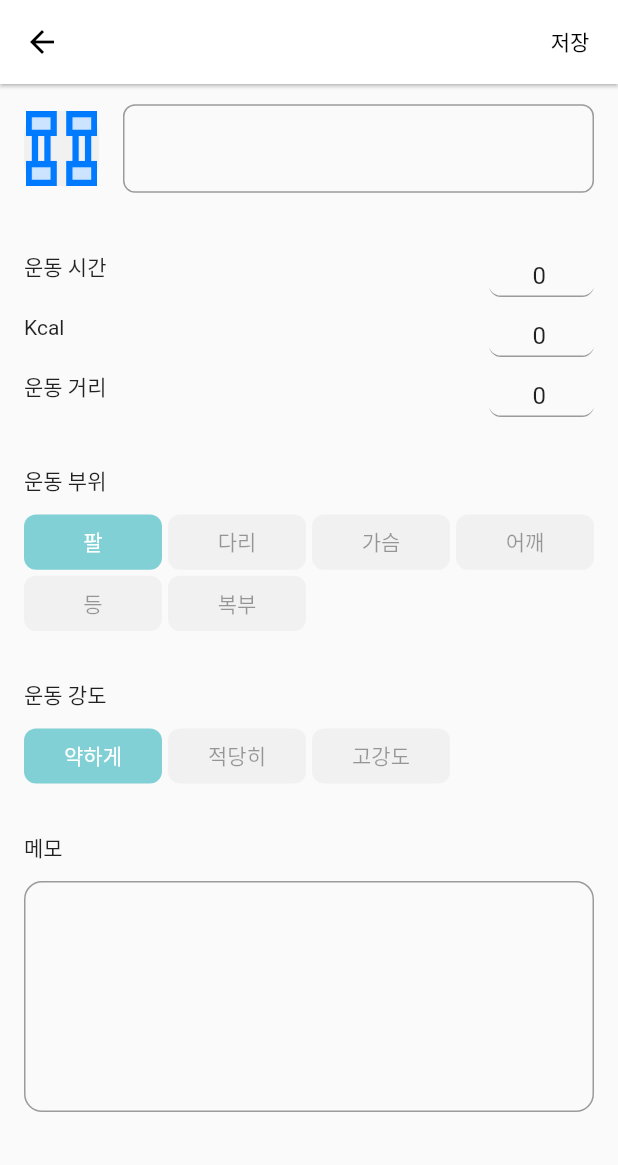
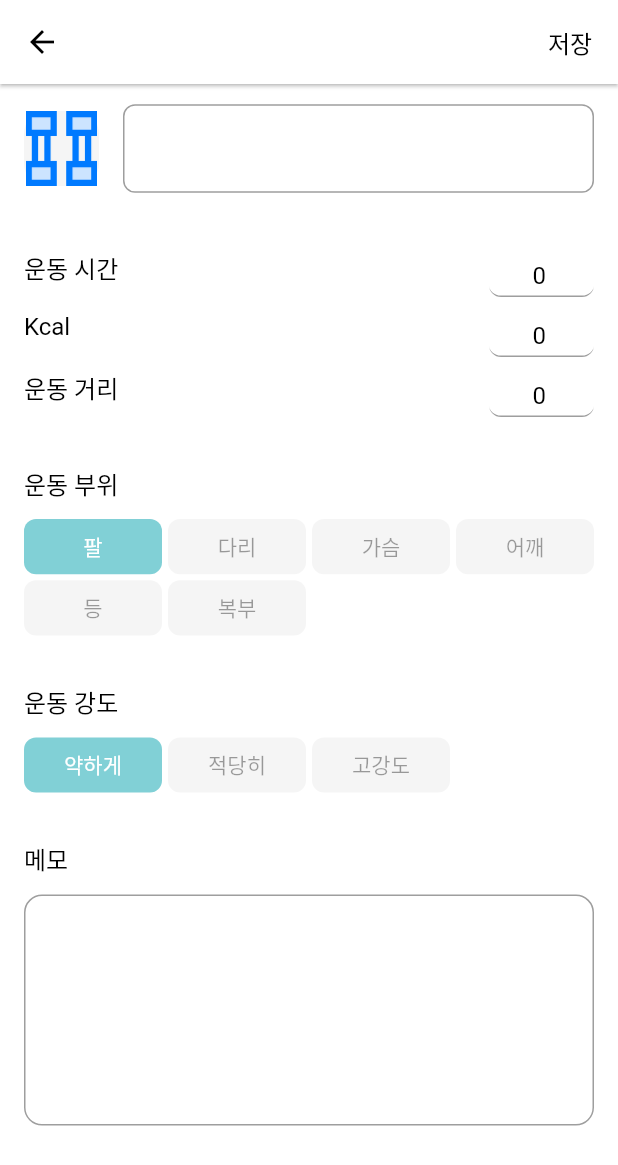
Before and after one commit to GzuPark/health_flutter, a Flutter app: the WorkoutAddPage screen opened directly with empty values, on a phone screen of 412 x 824 dp. Shown: the top 1165 px of the screen. Run offline on Flutter 3.47's test engine with Material 2 defaults, Android fonts, the phone set to English and light mode, and no system bars; our stand-ins replace fl_chart, flutter_local_notifications, sqflite, table_calendar, timezone; missing offline and left inert: multi_image_picker2; accounts and stored records are empty.

Commit message:
Apply predefined styles, test dark mode

```diff
--- a/lib/pages/eyebody.dart
+++ b/lib/pages/eyebody.dart
@@ -42,6 +42,7 @@ class _EyeBodyAddPageState extends State<EyeBodyAddPage> {
           ),
         ],
       ),
+      backgroundColor: bgColor,
       body: Container(
         child: ListView.builder(
           itemCount: 3,
@@ -75,13 +76,14 @@ class _EyeBodyAddPageState extends State<EyeBodyAddPage> {
                 child: Column(
                   crossAxisAlignment: CrossAxisAlignment.start,
                   children: [
-                    const Text('메모'),
+                    Text('메모', style: mTextStyle.apply(color: txtColor)),
                     Container(height: 12),
                     TextField(
                       maxLines: 10,
                       minLines: 10,
                       keyboardType: TextInputType.multiline,
                       controller: memoController,
+                      style: mTextStyle.apply(color: txtColor),
                       decoration: InputDecoration(
                         border: OutlineInputBorder(
                           borderRadius: BorderRadius.circular(12),
--- a/lib/pages/workout.dart
+++ b/lib/pages/workout.dart
@@ -41,7 +41,7 @@ class _WorkoutAddPageState extends State<WorkoutAddPage> {
         elevation: 1.0,
         actions: [
           TextButton(
-            child: Text('저장', style: TextStyle(color: txtColor)),
+            child: Text('저장', style: mTextStyle.apply(color: txtColor)),
             onPressed: () async {
               final db = DatabaseHelper.instance;
               workout.memo = memoController.text;
@@ -55,6 +55,7 @@ class _WorkoutAddPageState extends State<WorkoutAddPage> {
           ),
         ],
       ),
+      backgroundColor: bgColor,
       body: Container(
         child: ListView.builder(
           itemCount: 5,
@@ -84,6 +85,7 @@ class _WorkoutAddPageState extends State<WorkoutAddPage> {
                     Expanded(
                       child: TextField(
                         controller: nameController,
+                        style: mTextStyle.apply(color: txtColor),
                         decoration: InputDecoration(
                           border: OutlineInputBorder(
                             borderSide: BorderSide(color: txtColor, width: 0.5),
@@ -104,7 +106,7 @@ class _WorkoutAddPageState extends State<WorkoutAddPage> {
                     Row(
                       mainAxisAlignment: MainAxisAlignment.spaceBetween,
                       children: [
-                        const Text('운동 시간'),
+                        Text('운동 시간', style: mTextStyle.apply(color: txtColor)),
                         SizedBox(
                           width: 70,
                           height: 40,
@@ -112,6 +114,7 @@ class _WorkoutAddPageState extends State<WorkoutAddPage> {
                             controller: timeController,
                             keyboardType: TextInputType.number,
                             textAlign: TextAlign.center,
+                            style: mTextStyle.apply(color: txtColor),
                             decoration: InputDecoration(
                               border: UnderlineInputBorder(
                                 borderSide: BorderSide(color: txtColor, width: 0.5),
@@ -126,7 +129,7 @@ class _WorkoutAddPageState extends State<WorkoutAddPage> {
                     Row(
                       mainAxisAlignment: MainAxisAlignment.spaceBetween,
                       children: [
-                        const Text('Kcal'),
+                        Text('Kcal', style: mTextStyle.apply(color: txtColor)),
                         SizedBox(
                           width: 70,
                           height: 40,
@@ -134,6 +137,7 @@ class _WorkoutAddPageState extends State<WorkoutAddPage> {
                             controller: kcalController,
                             keyboardType: TextInputType.number,
                             textAlign: TextAlign.center,
+                            style: mTextStyle.apply(color: txtColor),
                             decoration: InputDecoration(
                               border: UnderlineInputBorder(
                                 borderSide: BorderSide(color: txtColor, width: 0.5),
@@ -148,7 +152,7 @@ class _WorkoutAddPageState extends State<WorkoutAddPage> {
                     Row(
                       mainAxisAlignment: MainAxisAlignment.spaceBetween,
                       children: [
-                        const Text('운동 거리'),
+                        Text('운동 거리', style: mTextStyle.apply(color: txtColor)),
                         SizedBox(
                           width: 70,
                           height: 40,
@@ -156,6 +160,7 @@ class _WorkoutAddPageState extends State<WorkoutAddPage> {
                             controller: distController,
                             keyboardType: TextInputType.number,
                             textAlign: TextAlign.center,
+                            style: mTextStyle.apply(color: txtColor),
                             decoration: InputDecoration(
                               border: UnderlineInputBorder(
                                 borderSide: BorderSide(color: txtColor, width: 0.5),
@@ -176,7 +181,7 @@ class _WorkoutAddPageState extends State<WorkoutAddPage> {
                   children: [
                     Row(
                       mainAxisAlignment: MainAxisAlignment.spaceBetween,
-                      children: const [Text('운동 부위')],
+                      children: [Text('운동 부위', style: mTextStyle.apply(color: txtColor))],
                     ),
                     Container(height: 12),
                     GridView.count(
@@ -220,7 +225,7 @@ class _WorkoutAddPageState extends State<WorkoutAddPage> {
                   children: [
                     Row(
                       mainAxisAlignment: MainAxisAlignment.spaceBetween,
-                      children: const [Text('운동 강도')],
+                      children: [Text('운동 강도', style: mTextStyle.apply(color: txtColor))],
                     ),
                     Container(height: 12),
                     GridView.count(
@@ -263,13 +268,14 @@ class _WorkoutAddPageState extends State<WorkoutAddPage> {
                 child: Column(
                   crossAxisAlignment: CrossAxisAlignment.start,
                   children: [
-                    const Text('메모'),
+                    Text('메모', style: mTextStyle.apply(color: txtColor)),
                     Container(height: 12),
                     TextField(
                       maxLines: 6,
                       minLines: 6,
                       keyboardType: TextInputType.multiline,
                       controller: memoController,
+                      style: mTextStyle.apply(color: txtColor),
                       decoration: InputDecoration(
                         border: OutlineInputBorder(
                           borderRadius: BorderRadius.circular(12),
@@ -323,16 +329,17 @@ class MainWorkoutCard extends StatelessWidget {
                     child: Text(
                       '${Utils.makeTwoDigit(workout.time ~/ 60)}:${Utils.makeTwoDigit(workout.time % 60)}',
                       textAlign: TextAlign.end,
+                      style: mTextStyle.apply(color: txtColor),
                     ),
                   ),
                 ],
               ),
               const SizedBox(height: 8),
               Expanded(
-                child: Text(workout.name),
+                child: Text(workout.name, style: mTextStyle.apply(color: txtColor)),
               ),
-              Text(workout.kcal == 0 ? '' : '${workout.kcal} kcal'),
-              Text(workout.distance == 0 ? '' : '${workout.distance} km'),
+              Text(workout.kcal == 0 ? '' : '${workout.kcal} kcal', style: sTextStyle.apply(color: txtColor)),
+              Text(workout.distance == 0 ? '' : '${workout.distance} km', style: sTextStyle.apply(color: txtColor)),
             ],
           ),
         ),
--- a/lib/style.dart
+++ b/lib/style.dart
@@ -7,4 +7,29 @@ Color inactiveBgColor = Colors.grey.withOpacity(0.1);
 Color txtColor = Colors.black;
 Color inactiveTxtColor = Colors.black38;
 
+MaterialColor mainGroupColor = MaterialColor(
+  mainColor.value,
+  <int, Color>{
+    50: mainColor,
+    100: mainColor,
+    200: mainColor,
+    300: mainColor,
+    400: mainColor,
+    500: mainColor,
+    600: mainColor,
+    700: mainColor,
+    800: mainColor,
+    900: mainColor,
+  },
+);
+
 double cardSize = 130;
+
+TextStyle sTextStyle = const TextStyle(fontSize: 12);
+TextStyle mTextStyle = const TextStyle(fontSize: 16);
+TextStyle lTextStyle = const TextStyle(fontSize: 20);
+
+void changeToDarkMode() {
+  bgColor = const Color(0xFF3a3a3c);
+  txtColor = Colors.white;
+}
```
Also changed, not shown: lib/main.dart (+36 -12 lines), lib/pages/food.dart (+6 -3 lines).
